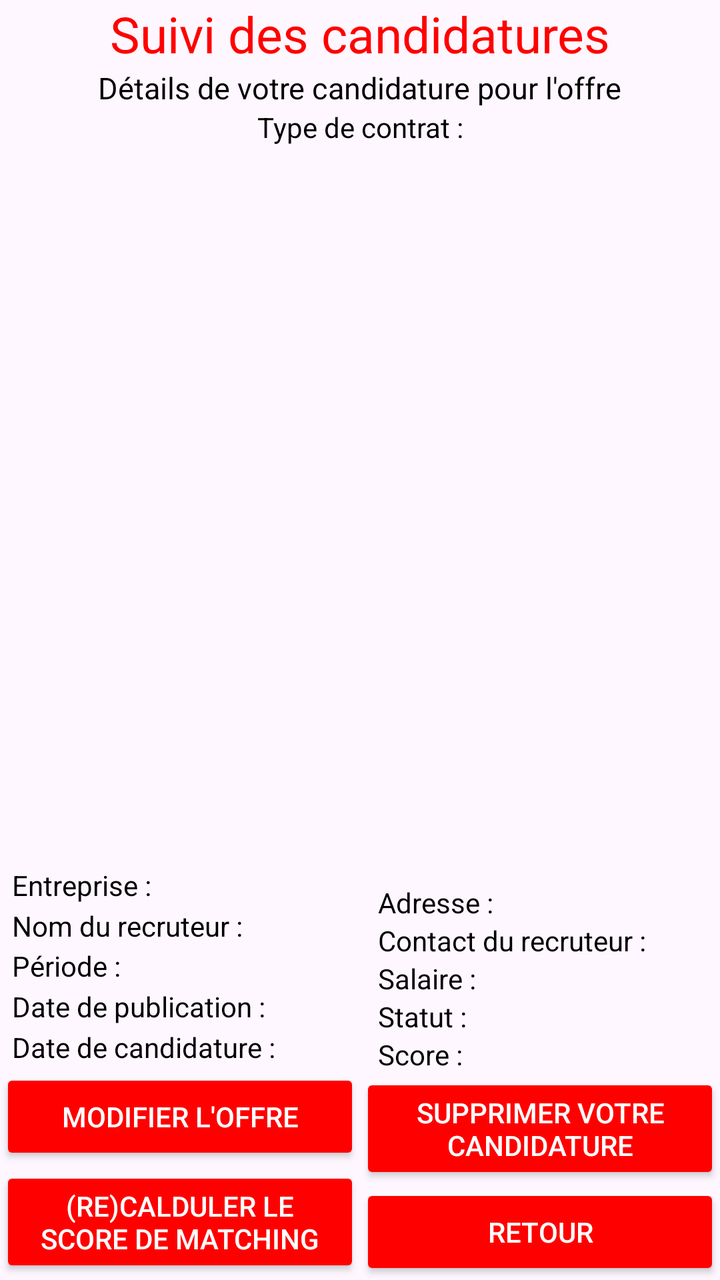
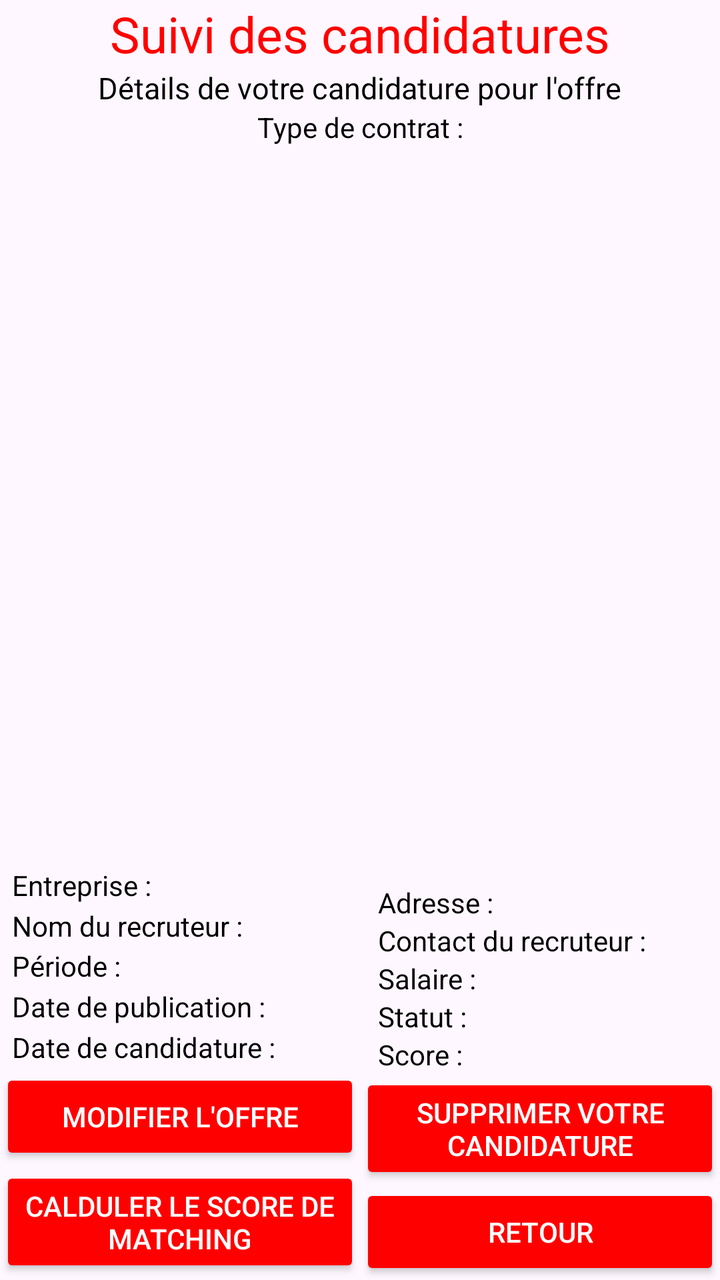

The first picture is an Android layout as it rendered before a commit; the second is the same layout after the commit. The layout source and the unified diff follow.
<!-- AndroidManifest.xml: application theme Theme.SuiviCandidatures -->
<!-- res/layout/activity_info_candidature.xml -->
<?xml version="1.0" encoding="utf-8"?>
<androidx.constraintlayout.widget.ConstraintLayout xmlns:android="http://schemas.android.com/apk/res/android"
    xmlns:app="http://schemas.android.com/apk/res-auto"
    xmlns:tools="http://schemas.android.com/tools"
    android:layout_width="match_parent"
    android:layout_height="match_parent"
    tools:context=".InfoCandidatureActivity">

    <TextView
        android:id="@+id/logotitleinfocandidature"
        android:layout_width="wrap_content"
        android:layout_height="wrap_content"
        android:text="Suivi des candidatures"
        android:textColor="@color/red"
        android:textSize="25dp"
        app:layout_constraintEnd_toEndOf="parent"
        app:layout_constraintStart_toStartOf="parent"
        app:layout_constraintTop_toTopOf="parent"
        app:layout_constraintBottom_toTopOf="@id/titleinfocandidature"/>

    <TextView
        android:id="@+id/titleinfocandidature"
        android:layout_width="wrap_content"
        android:layout_height="wrap_content"
        android:text="Détails de votre candidature pour l'offre"
        android:textColor="@color/black"
        android:textSize="15dp"
        android:textAlignment="center"
        app:layout_constraintEnd_toEndOf="parent"
        app:layout_constraintStart_toStartOf="parent"
        app:layout_constraintTop_toBottomOf="@id/logotitleinfocandidature"
        app:layout_constraintBottom_toTopOf="@id/type_text"
        tools:layout_editor_absoluteY="48dp" />

    <TextView
        android:id="@+id/type_text"
        android:layout_width="wrap_content"
        android:layout_height="wrap_content"
        android:text="Type de contrat :"
        android:textColor="@color/black"
        app:layout_constraintEnd_toEndOf="parent"
        app:layout_constraintStart_toStartOf="parent"
        app:layout_constraintTop_toBottomOf="@id/titleinfocandidature"
        app:layout_constraintBottom_toTopOf="@id/details_text"
        tools:layout_editor_absoluteX="44dp"
        tools:layout_editor_absoluteY="98dp" />

    <TextView
        android:id="@+id/details_text"
        android:layout_width="0dp"
        android:layout_height="0dp"
        android:layout_marginStart="6dp"
        android:layout_marginEnd="6dp"
        android:layout_marginTop="10dp"
        android:layout_marginBottom="10dp"
        android:overScrollMode="always"
        android:text=""
        android:textColor="@color/black"
        app:layout_constraintBottom_toTopOf="@+id/localisation_text"
        app:layout_constraintEnd_toEndOf="parent"
        app:layout_constraintStart_toStartOf="parent"
        app:layout_constraintTop_toBottomOf="@id/type_text" />

    <TextView
        android:id="@+id/entreprise_text"
        android:layout_width="0dp"
        android:layout_marginStart="6dp"
        android:layout_marginEnd="6dp"
        android:layout_height="wrap_content"
        android:text="Entreprise :"
        android:textColor="@color/black"
        app:layout_constraintBottom_toTopOf="@id/recruteur_text"
        app:layout_constraintEnd_toStartOf="@id/localisation_text"
        app:layout_constraintStart_toStartOf="parent"
        app:layout_constraintTop_toBottomOf="@+id/details_text" />

    <TextView
        android:id="@+id/localisation_text"
        android:layout_width="0dp"
        android:layout_marginStart="6dp"
        android:layout_height="wrap_content"
        android:text="Adresse :"
        android:textColor="@color/black"
        app:layout_constraintEnd_toEndOf="parent"
        app:layout_constraintStart_toEndOf="@id/entreprise_text"
        app:layout_constraintBottom_toTopOf="@id/contact_recruteur"
        app:layout_constraintTop_toBottomOf="@id/details_text"
        tools:layout_editor_absoluteX="191dp"
        tools:layout_editor_absoluteY="165dp" />

    <TextView
        android:id="@+id/recruteur_text"
        android:layout_width="0dp"
        android:layout_marginStart="6dp"
        android:layout_marginEnd="6dp"
        android:layout_height="wrap_content"
        android:text="Nom du recruteur :"
        android:textColor="@color/black"
        app:layout_constraintBottom_toTopOf="@+id/periode_text"
        app:layout_constraintEnd_toStartOf="@+id/contact_recruteur"
        app:layout_constraintStart_toStartOf="parent"
        app:layout_constraintTop_toBottomOf="@id/entreprise_text"/>

    <TextView
        android:id="@+id/contact_recruteur"
        android:layout_width="0dp"
        android:layout_marginStart="6dp"
        android:layout_height="wrap_content"
        android:text="Contact du recruteur :"
        android:textColor="@color/black"
        app:layout_constraintBottom_toTopOf="@+id/salaire_text"
        app:layout_constraintEnd_toEndOf="parent"
        app:layout_constraintStart_toEndOf="@id/recruteur_text"
        app:layout_constraintTop_toBottomOf="@id/localisation_text" />

    <TextView
        android:id="@+id/periode_text"
        android:layout_width="0dp"
        android:layout_marginStart="6dp"
        android:layout_marginEnd="6dp"
        android:layout_height="wrap_content"
        android:text="Période :"
        android:textColor="@color/black"
        app:layout_constraintBottom_toTopOf="@+id/publication_text"
        app:layout_constraintEnd_toStartOf="@+id/salaire_text"
        app:layout_constraintStart_toStartOf="parent"
        app:layout_constraintTop_toBottomOf="@id/recruteur_text"/>

    <TextView
        android:id="@+id/salaire_text"
        android:layout_width="0dp"
        android:layout_marginStart="6dp"
        android:layout_height="wrap_content"
        android:text="Salaire :"
        android:textColor="@color/black"
        app:layout_constraintBottom_toTopOf="@+id/statut_text"
        app:layout_constraintEnd_toEndOf="parent"
        app:layout_constraintTop_toBottomOf="@id/contact_recruteur"
        app:layout_constraintStart_toEndOf="@id/periode_text"/>

    <TextView
        android:id="@+id/publication_text"
        android:layout_width="0dp"
        android:layout_marginStart="6dp"
        android:layout_marginEnd="6dp"
        android:layout_height="wrap_content"
        android:text="Date de publication :"
        android:textColor="@color/black"
        app:layout_constraintEnd_toStartOf="@+id/statut_text"
        app:layout_constraintStart_toStartOf="parent"
        app:layout_constraintTop_toBottomOf="@id/periode_text"
        app:layout_constraintBottom_toTopOf="@id/candidature_text"
        tools:layout_editor_absoluteY="343dp" />

    <TextView
        android:id="@+id/statut_text"
        android:layout_width="0dp"
        android:layout_marginStart="6dp"
        android:layout_height="wrap_content"
        android:text="Statut :"
        android:textColor="@color/black"
        app:layout_constraintEnd_toEndOf="parent"
        app:layout_constraintStart_toEndOf="@id/publication_text"
        app:layout_constraintTop_toBottomOf="@id/salaire_text"
        app:layout_constraintBottom_toTopOf="@id/score_matching_text"
        tools:layout_editor_absoluteY="358dp" />

    <TextView
        android:id="@+id/candidature_text"
        android:layout_width="0dp"
        android:layout_height="wrap_content"
        android:text="Date de candidature :"
        android:layout_marginStart="6dp"
        android:layout_marginEnd="6dp"
        android:textColor="@color/black"
        app:layout_constraintEnd_toStartOf="@+id/score_matching_text"
        app:layout_constraintTop_toBottomOf="@id/publication_text"
        app:layout_constraintStart_toStartOf="parent"
        app:layout_constraintBottom_toTopOf="@id/info_to_modify_candidature_button"
        tools:layout_editor_absoluteY="425dp" />

    <TextView
        android:id="@+id/score_matching_text"
        android:layout_width="0dp"
        android:layout_marginStart="6dp"
        android:layout_height="wrap_content"
        android:text="Score :"
        android:textColor="@color/black"
        app:layout_constraintEnd_toEndOf="parent"
        app:layout_constraintStart_toEndOf="@id/candidature_text"
        app:layout_constraintBottom_toTopOf="@id/info_to_delete_button"
        app:layout_constraintTop_toBottomOf="@id/statut_text"
        tools:layout_editor_absoluteY="450dp" />

    <Button
        android:id="@+id/info_to_modify_candidature_button"
        android:layout_width="0dp"
        android:layout_height="wrap_content"
        android:backgroundTint="@color/red"
        android:text="Modifier l'offre"
        app:layout_constraintTop_toBottomOf="@id/candidature_text"
        android:textColor="@color/white"
        app:layout_constraintBottom_toTopOf="@+id/calculate_matching_score_button"
        app:layout_constraintEnd_toStartOf="@+id/info_to_delete_button"
        app:layout_constraintStart_toStartOf="parent" />

    <Button
        android:id="@+id/info_to_delete_button"
        android:layout_width="0dp"
        android:layout_height="wrap_content"
        android:text="Supprimer votre candidature"
        android:backgroundTint="@color/red"
        app:layout_constraintTop_toBottomOf="@id/score_matching_text"
        android:textColor="@color/white"
        app:layout_constraintBottom_toTopOf="@+id/info_to_candidatures_button"
        app:layout_constraintStart_toEndOf="@id/info_to_modify_candidature_button"
        app:layout_constraintEnd_toEndOf="parent" />

    <Button
        android:id="@+id/calculate_matching_score_button"
        android:layout_width="0dp"
        android:layout_height="wrap_content"
        android:backgroundTint="@color/red"
        android:text="(Re)calduler le score de matching"
        android:textColor="@color/white"
        app:layout_constraintTop_toBottomOf="@id/info_to_modify_candidature_button"
        app:layout_constraintBottom_toBottomOf="parent"
        app:layout_constraintEnd_toStartOf="@+id/info_to_candidatures_button"
        app:layout_constraintStart_toStartOf="parent" />

    <Button
        android:id="@+id/info_to_candidatures_button"
        android:layout_width="0dp"
        android:layout_height="wrap_content"
        android:text="Retour"
        app:layout_constraintEnd_toEndOf="parent"
        app:layout_constraintBottom_toBottomOf="parent"
        app:layout_constraintStart_toEndOf="@id/calculate_matching_score_button"
        app:layout_constraintTop_toBottomOf="@id/info_to_delete_button"
        android:backgroundTint="@color/red"
        android:textColor="@color/white"
        tools:layout_editor_absoluteX="270dp"
        tools:layout_editor_absoluteY="634dp" />

</androidx.constraintlayout.widget.ConstraintLayout>
<!-- resources referenced by this layout -->
<resources>
  <color name="black">#FF000000</color>
  <color name="red">#FFFF0000</color>
  <color name="white">#FFFFFFFF</color>
  <style name="Theme.SuiviCandidatures" parent="Theme.Material3.Light.NoActionBar" />
</resources>

<!-- the commit's change to res/layout/activity_info_candidature.xml (unified diff, before → after) -->
@@ -221,7 +221,7 @@
         android:layout_width="0dp"
         android:layout_height="wrap_content"
         android:backgroundTint="@color/red"
-        android:text="(Re)calduler le score de matching"
+        android:text="Calduler le score de matching"
         android:textColor="@color/white"
         app:layout_constraintTop_toBottomOf="@id/info_to_modify_candidature_button"
         app:layout_constraintBottom_toBottomOf="parent"
